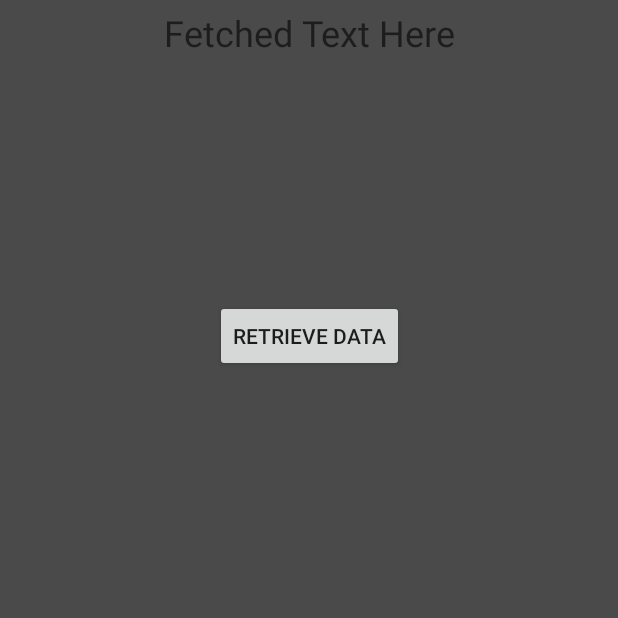
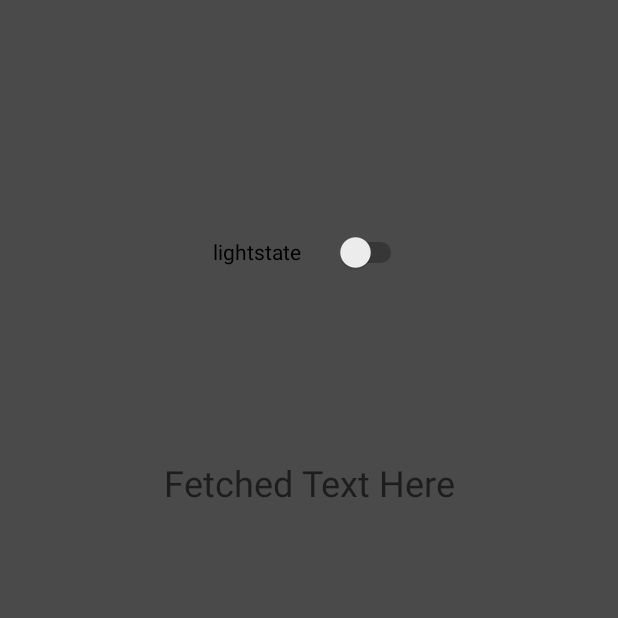
Before and after one commit to jdtran96/Magnite, an Android app: the MainPage screen opened directly, with no data from a screen before it, on a phone screen of 412 x 824 dp, the top half of it. Run offline under Robolectric (Android 15) with nearby library versions, the phone set to English and light mode, and no system bars.

Commit message:
Took out button and replaced it with switch and added the necessary conditional, but called on the json data in a somewhat ghetto way.

```diff
--- a/app/src/main/java/com/example/jonathan/winter_project/MainPage.java
+++ b/app/src/main/java/com/example/jonathan/winter_project/MainPage.java
@@ -4,31 +4,38 @@ import android.support.v7.app.AppCompatActivity;
 import android.os.Bundle;
 import android.view.View;
 import android.widget.Button;
+import android.widget.Switch;
 import android.widget.TextView;
-
+import org.json.JSONArray;
+import org.json.JSONException;
+import org.json.JSONObject;
 public class MainPage extends AppCompatActivity {
 
     public static boolean light_state;
     public static TextView data;
-    Button click;
+    public static Switch LightStatus;
 
     @Override
     protected void onCreate(Bundle savedInstanceState) {
         super.onCreate(savedInstanceState);
         setContentView(R.layout.activity_login_success);
 
-        click = (Button) findViewById(R.id.json_button);
         data = findViewById(R.id.textEdit);
+        LightStatus = findViewById(R.id.LightState);
 
-        click.setOnClickListener(new View.OnClickListener() {
+        LightStatus.setOnClickListener(new View.OnClickListener() {
             @Override
             public void onClick(View v) {
                 fetchData process = new fetchData();
-                process.execute();
-                //data.setText("button clicked succesfully");
-
+                if(LightStatus.isChecked())
+                {
+                    process.execute();
+                }
+                else
+                process.Process_two();
             }
         });
+
 
 
 
--- a/app/src/main/java/com/example/jonathan/winter_project/fetchData.java
+++ b/app/src/main/java/com/example/jonathan/winter_project/fetchData.java
@@ -17,6 +17,7 @@ import java.net.URL;
 public class fetchData extends AsyncTask<Void,Void,Void>{
 String data = "";
 public static String onCondition = "";
+public static String offCondition = "";
 String jsonstring = "";
     @Override
     protected Void doInBackground(Void... voids) {
@@ -38,6 +39,7 @@ String jsonstring = "";
             try {
                 JSONObject jsonObject = new JSONObject(this.data);
                 onCondition = jsonObject.getString("test1");
+                offCondition = jsonObject.getString("test2");
             } catch (JSONException e) {
                 e.printStackTrace();
             }
@@ -55,7 +57,9 @@ String jsonstring = "";
     protected void onPostExecute(Void aVoid) {
         super.onPostExecute(aVoid);
         MainPage.data.setText(onCondition);
+    }
 
-
+    public void Process_two() {
+        MainPage.data.setText(offCondition);
     }
 }
--- a/app/src/main/res/layout/activity_login_success.xml
+++ b/app/src/main/res/layout/activity_login_success.xml
@@ -7,22 +7,12 @@
     android:background="@color/darkBackground"
     tools:context=".MainPage">
 
-    <Button
-        android:id="@+id/json_button"
-        android:layout_width="wrap_content"
-        android:layout_height="wrap_content"
-        android:layout_marginStart="150dp"
-        android:layout_marginTop="200dp"
-        android:layout_marginEnd="150dp"
-        android:text="Retrieve Data"
-        app:layout_constraintEnd_toEndOf="parent"
-        app:layout_constraintStart_toStartOf="parent"
-        app:layout_constraintTop_toTopOf="parent" />
-
     <ScrollView
         android:layout_width="match_parent"
         android:layout_height="match_parent"
-        android:layout_below="@id/json_button">
+        android:layout_marginTop="300dp"
+        app:layout_constraintStart_toStartOf="parent"
+        app:layout_constraintTop_toTopOf="parent">
 
         <TextView
             android:id="@+id/textEdit"
@@ -35,4 +25,14 @@
 
     </ScrollView>
 
+    <Switch
+        android:id="@+id/LightState"
+        android:layout_width="129dp"
+        android:layout_height="28dp"
+        android:layout_marginStart="142dp"
+        android:layout_marginTop="154dp"
+        android:text="lightstate"
+        app:layout_constraintStart_toStartOf="parent"
+        app:layout_constraintTop_toTopOf="parent" />
+
 </android.support.constraint.ConstraintLayout>
```
